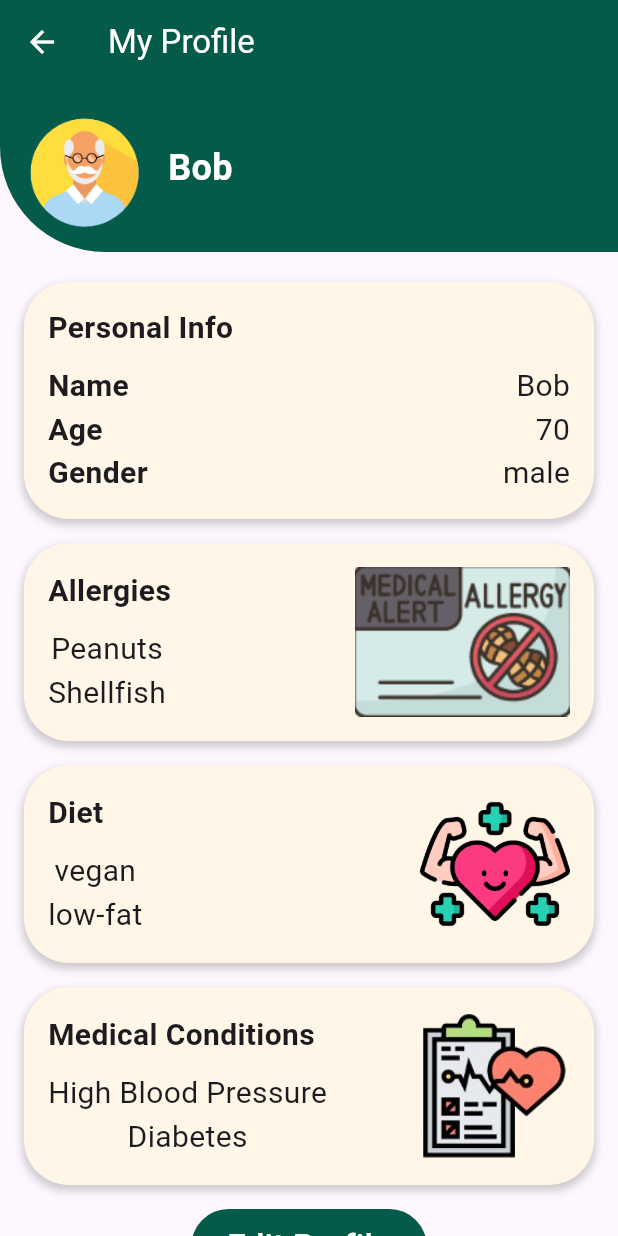
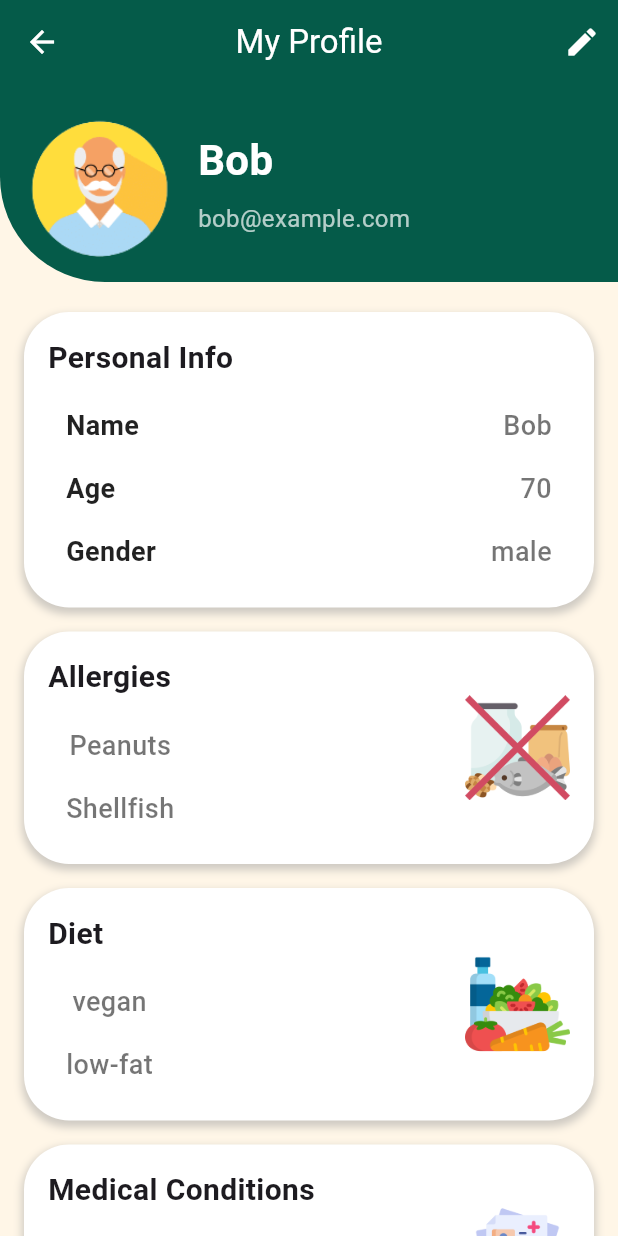
Before and after one commit to anu-shka-singh/consume-wise, a Flutter app: the ProfilePage screen opened directly, on a phone screen of 412 x 824 dp. Run offline on Flutter 3.47's test engine with Material 3 defaults, Android fonts, the phone set to English and light mode, and no system bars; our stand-ins replace google_generative_ai, image_picker; missing offline and left inert: flutter_overlay_window, mobile_scanner.

Commit message:
UI improvements

```diff
--- a/lib/profile.dart
+++ b/lib/profile.dart
@@ -10,7 +10,7 @@ void main() {
     'gender': 'male',
     'allergies': ['Peanuts', 'Shellfish'],
     'medicalConditions': ['High Blood Pressure', 'Diabetes'],
-    'diet': ['vegan', 'low-fat']
+    'diet': ['Vegan', 'Low-fat']
   };
   runApp(MaterialApp(
     home: ProfilePage(user: data),
@@ -33,13 +33,12 @@ class _ProfilePageState extends State<ProfilePage> {
   TextEditingController allergiesController = TextEditingController();
   TextEditingController dietController = TextEditingController();
   TextEditingController medCondController = TextEditingController();
-  final cardColor = const Color(0xFFFFF6E7);
+
+  final cardColor = const Color.fromARGB(255, 255, 255, 255);
 
   @override
   void initState() {
     super.initState();
-    //print(widget.user);
-
     nameController.text = widget.user['name']?.toString() ?? '';
     ageController.text = widget.user['age']?.toString() ?? '';
     genderController.text = widget.user['gender']?.toString() ?? '';
@@ -62,60 +61,39 @@ class _ProfilePageState extends State<ProfilePage> {
     final imageURL = (genderController.text == 'male')
         ? 'assets/images/male.png'
         : 'assets/images/female.png';
+
     return Scaffold(
       appBar: AppBar(
         backgroundColor: const Color(0xFF055b49),
         foregroundColor: Colors.white,
         title: const Text('My Profile'),
+        centerTitle: true,
         elevation: 0,
-          leading: IconButton(
-            icon: const Icon(Icons.arrow_back),
+        actions: [
+          isEditMode
+              ? IconButton(
+            icon: const Icon(Icons.check),
             onPressed: () {
-              Navigator.of(context).pop();
+              toggleEditMode();
+              // Save profile logic
             },
+          )
+              : IconButton(
+            icon: const Icon(Icons.edit),
+            onPressed: toggleEditMode,
           ),
+        ],
       ),
-        body: SingleChildScrollView(
+      body: Container(
+        color: const Color(0xFFFFF6E7),
+        child: SingleChildScrollView(
+          child: Padding(
+            padding: const EdgeInsets.only(bottom: 40.0),
             child: Column(
               crossAxisAlignment: CrossAxisAlignment.stretch,
               children: [
-              Container(
-                decoration: const BoxDecoration(
-                  color: Color(0xFF055b49),
-                  borderRadius: BorderRadius.only(
-                    bottomLeft: Radius.circular(70),
-                  ),
-                ),
-                child: Column(
-                  crossAxisAlignment: CrossAxisAlignment.start,
-                  children: [
-                    Padding(
-                      padding: const EdgeInsets.all(16.0),
-                      child: Row(
-                        children: [
-                          CircleAvatar(
-                            radius: 40.0,
-                            backgroundColor: Colors.transparent,
-                            backgroundImage: AssetImage(imageURL),
-                          ),
-                          const SizedBox(width: 16),
-                          Text(
-                            nameController.text,
-                            style: const TextStyle(
-                              fontSize: 24,
-                              fontWeight: FontWeight.bold,
-                              color: Colors.white,
-                            ),
-                          ),
-                        ],
-                      ),
-                    ),
-                  ],
-                ),
-              ),
-              const SizedBox(
-                height: 20,
-              ),
+                _buildHeader(imageURL),
+                const SizedBox(height: 20),
                 _buildSection(
                   title: 'Personal Info',
                   bgcolor: cardColor,
@@ -141,112 +119,83 @@ class _ProfilePageState extends State<ProfilePage> {
                   children: isEditMode
                       ? [_buildTextField(allergiesController)]
                       : (allergiesController.text.split(', '))
-                        .map<Widget>((allergies) {
-                        return _buildInfoRow(" ", allergies);
+                      .map<Widget>((allergy) {
+                    return _buildInfoRow("", allergy);
                   }).toList(),
                 ),
                 _buildSection(
                   title: 'Diet',
                   bgcolor: cardColor,
-                imagePath: 'assets/images/better-health.png',
+                  imagePath: 'assets/images/diet.png',
                   children: isEditMode
-                    ? [_buildTextField(medCondController)]
-                    : widget.user['diet'].map<Widget>((condition) {
-                        return _buildInfoRow(' ', condition);
-                      }).toList(),
+                      ? [_buildTextField(dietController)]
+                      : widget.user['diet']
+                      .map<Widget>((diet) => _buildInfoRow("", diet))
+                      .toList(),
                 ),
                 _buildSection(
                   title: 'Medical Conditions',
                   bgcolor: cardColor,
-                imagePath: 'assets/images/sick.png',
+                  imagePath: 'assets/images/health-report.png',
                   children: isEditMode
                       ? [_buildTextField(medCondController)]
-                    : widget.user['medicalConditions'].map<Widget>((condition) {
-                        return _buildInfoRow(' ', condition);
-                      }).toList(),
+                      : widget.user['medicalConditions']
+                      .map<Widget>((condition) => _buildInfoRow("", condition))
+                      .toList(),
                 ),
-              isEditMode
-                  ? Row(
-                      mainAxisAlignment: MainAxisAlignment.spaceEvenly,
+              ],
+            ),
+          ),
+        ),
+      ),
+    );
+  }
+
+  Widget _buildHeader(String imageURL) {
+    return Container(
+      decoration: const BoxDecoration(
+        color: Color(0xFF055b49),
+        borderRadius: BorderRadius.only(
+          bottomLeft: Radius.circular(70),
+        ),
+      ),
+      child: Padding(
+        padding: const EdgeInsets.all(16.0),
+        child: Row(
           children: [
-                        ElevatedButton(
-                          onPressed: () {
-                            final user = User(
-                              id: widget.user['id'],
-                              email: widget.user['email'],
-                              name: nameController.text,
-                              age: ageController.text,
-                              gender: genderController.text,
-                              allergies: allergiesController.text.split(','),
-                              diet: dietController.text.split(','),
-                              medicalConditions:
-                                  medCondController.text.split(','),
-                            );
-                            //saveUserProfile(user);
-                            toggleEditMode();
-                          },
-                          style: ElevatedButton.styleFrom(
-                            backgroundColor: const Color(0xFF055b49),
-                            elevation: 0,
-                            shape: RoundedRectangleBorder(
-                              borderRadius: BorderRadius.circular(30),
+            CircleAvatar(
+              radius: 50.0,
+              backgroundColor: Colors.transparent,
+              backgroundImage: AssetImage(imageURL),
             ),
-                            minimumSize: const Size(150, 50),
-                          ),
-                          child: const Text(
-                            "Save Details",
-                            style: TextStyle(
-                              fontSize: 22,
+            const SizedBox(width: 16),
+            Expanded(
+              child: Column(
+                crossAxisAlignment: CrossAxisAlignment.start,
+                children: [
+                  Text(
+                    nameController.text,
+                    style: const TextStyle(
+                      fontSize: 28,
+                      fontWeight: FontWeight.bold,
                       color: Colors.white,
                     ),
                   ),
-                        ),
-                        ElevatedButton(
-                          onPressed: toggleEditMode,
-                          style: ElevatedButton.styleFrom(
-                            elevation: 0,
-                            backgroundColor: Colors.grey,
-                            shape: RoundedRectangleBorder(
-                              borderRadius: BorderRadius.circular(30),
-                            ),
-                            minimumSize: const Size(150, 50),
-                          ),
-                          child: const Text(
-                            "Cancel",
-                            style: TextStyle(
-                              fontSize: 22,
-                              color: Colors.white,
-                            ),
-                          ),
-                        )
-                      ],
-                    )
-                  : Row(
-                      mainAxisAlignment: MainAxisAlignment.center,
-                      children: [
-                        ElevatedButton(
-                          onPressed: toggleEditMode,
-                          style: ElevatedButton.styleFrom(
-                            elevation: 0,
-                            backgroundColor: Color(0xFF055b49),
-                            shape: RoundedRectangleBorder(
-                              borderRadius: BorderRadius.circular(30),
-                            ),
-                            minimumSize: const Size(150, 50),
-                          ),
-                          child: const Text(
-                            "Edit Profile",
-                            style: TextStyle(
-                              fontSize: 22,
-                              color: Colors.white,
-                            ),
+                  const SizedBox(height: 8),
+                  Text(
+                    widget.user['email'],
+                    style: const TextStyle(
+                      fontSize: 16,
+                      color: Colors.white70,
                     ),
                   ),
                 ],
               ),
+            ),
           ],
         ),
-        ));
+      ),
+    );
   }
 
   Widget _buildSection({
@@ -270,11 +219,12 @@ class _ProfilePageState extends State<ProfilePage> {
         ],
         borderRadius: BorderRadius.circular(30),
       ),
-      child: (!isEditMode && imagePath != '')
+      child: (!isEditMode && imagePath.isNotEmpty)
           ? Row(
         mainAxisAlignment: MainAxisAlignment.spaceBetween,
         children: [
-                Column(
+          Flexible(
+            child: Column(
               crossAxisAlignment: CrossAxisAlignment.start,
               children: [
                 Text(
@@ -290,9 +240,10 @@ class _ProfilePageState extends State<ProfilePage> {
                 ),
               ],
             ),
+          ),
           Image.asset(
             imagePath,
-                  height: 100,
+            height: 70,
           ),
         ],
       )
@@ -316,83 +267,100 @@ class _ProfilePageState extends State<ProfilePage> {
   }
 
   Widget _buildInfoRow(String label, String value) {
-    if (label == ' ') {
-      return Row(
+    if (label == '') {
+      return Padding(
+        padding: const EdgeInsets.symmetric(vertical: 8, horizontal: 12),
+        child: Text(
+          value,
+          style: const TextStyle(
+            fontSize: 18,
+            fontWeight: FontWeight.w500,
+            color: Colors.black54,
+          ),
+        ),
+      );
+    }
+    return Padding(
+      padding: const EdgeInsets.symmetric(vertical: 8.0, horizontal: 12.0),
+      child: Row(
         mainAxisAlignment: MainAxisAlignment.spaceBetween,
         children: [
-          Text(
+          // Label Section
+          Expanded(
+            flex: 3,
+            child: Text(
+              label.isNotEmpty ? label : '',
+              style: const TextStyle(
+                fontSize: 18,
+                fontWeight: FontWeight.bold,
+                color: Colors.black87,
+              ),
+            ),
+          ),
+
+          // Value Section
+          Expanded(
+            flex: 4,
+            child: Align(
+              alignment: Alignment.centerRight,
+              child: Text(
                 value,
-            style: const TextStyle(fontSize: 20),
+                textAlign: TextAlign.right,
+                style: const TextStyle(
+                  fontSize: 18,
+                  fontWeight: FontWeight.w500,
+                  color: Colors.black54,
+                ),
+              ),
+            ),
           ),
         ],
-      );
-    }
-    return Row(
-      mainAxisAlignment: MainAxisAlignment.spaceBetween,
-      children: [
-        Text(
-          label,
-          style: const TextStyle(
-            fontSize: 20,
-            fontWeight: FontWeight.bold,
-          ),
-        ),
-        Text(
-          value,
-          style: const TextStyle(fontSize: 20),
-        ),
-      ],
-    );
-  }
-
-  Widget _buildTextField(TextEditingController controller) {
-    return TextFormField(
-      controller: controller,
-      decoration: InputDecoration(
-        hintText:
-            'Enter ${controller == allergiesController ? 'allergies' : controller == dietController ? 'diet' : 'medical conditions'}',
       ),
     );
   }
 
   Widget _buildEditableInfoRow(
       String label, String value, TextEditingController controller) {
-    return Row(
-      mainAxisAlignment: MainAxisAlignment.spaceEvenly,
+    return Padding(
+      padding: const EdgeInsets.symmetric(vertical: 4),
+      child: Row(
         children: [
-        Text(
-          '$label :  ',
+          Expanded(
+            flex: 2,
+            child: Text(
+              '$label :',
               style: const TextStyle(
-            fontSize: 20,
-            fontWeight: FontWeight.bold,
+                fontSize: 18,
+                fontWeight: FontWeight.w600,
+              ),
             ),
           ),
           Expanded(
+            flex: 4,
             child: TextFormField(
               controller: controller,
               decoration: const InputDecoration(),
+              style: const TextStyle(fontSize: 18),
             ),
           ),
         ],
+      ),
     );
   }
 
-//   void saveUserProfile(
-//     User userProfile,
-//   ) {
-//     String path = 'userProfiles/${userProfile.id}';
-//     FirebaseFirestore.instance.doc(path).update({
-//       'email': userProfile.email,
-//       'name': userProfile.name,
-//       'age': userProfile.age,
-//       'gender': userProfile.gender,
-//       'allergies': userProfile.allergies,
-//       'diet': userProfile.deit,
-//       'medicalConditions': userProfile.medicalConditions,
-//     }).then((value) {
-//       // Successfully saved data to Firestore
-//     }).catchError((error) {
-//       // Handle errors, e.g., Firestore is unreachable
-//     });
-//   }
+  Widget _buildTextField(TextEditingController controller) {
+    return Padding(
+      padding: const EdgeInsets.symmetric(vertical: 4),
+      child: TextFormField(
+        controller: controller,
+        decoration: InputDecoration(
+          hintText:
+          'Enter ${controller == allergiesController ? 'allergies' : controller == dietController ? 'diet' : 'medical conditions'}',
+          hintStyle: const TextStyle(fontSize: 16),
+          fillColor: Colors.white,
+
+        ),
+      ),
+    );
   }
+}
```
Also changed, not shown: assets/images/allergy.png, assets/images/diet.png (added), assets/images/health-report.png (added). Lines whose indentation alone changed are shown as unchanged.
